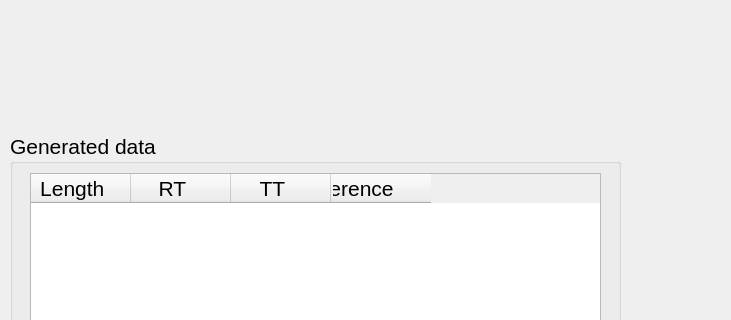
The window that rsc/ui/experiment4.2_length_tension_two.ui (KarinaKarenik/Skeletal-Muscle-Contraction-Lab) describes before a commit, drawn with Qt 5; both pictures show x 0 to 731 and y 367 to 687 of the 1280 by 687 pixel window.
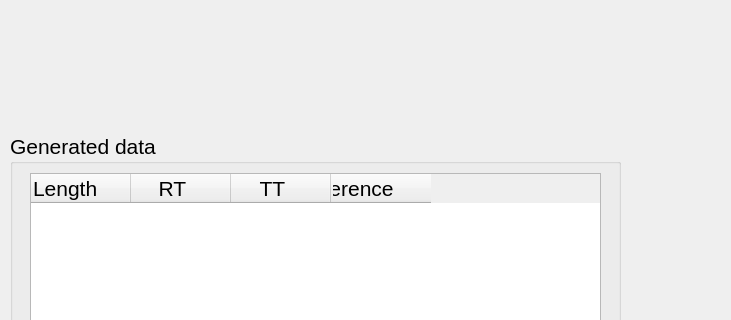
The same window after the commit.

```diff
--- a/rsc/ui/experiment4.2_length_tension_two.ui
+++ b/rsc/ui/experiment4.2_length_tension_two.ui
@@ -73,6 +73,9 @@
       <property name="text">
        <string>Length   </string>
       </property>
+      <property name="textAlignment">
+       <set>AlignLeading|AlignVCenter</set>
+      </property>
      </column>
      <column>
       <property name="text">
@@ -88,6 +91,9 @@
       <property name="text">
        <string>Difference            </string>
       </property>
+      <property name="textAlignment">
+       <set>AlignCenter</set>
+      </property>
      </column>
     </widget>
    </widget>
```
